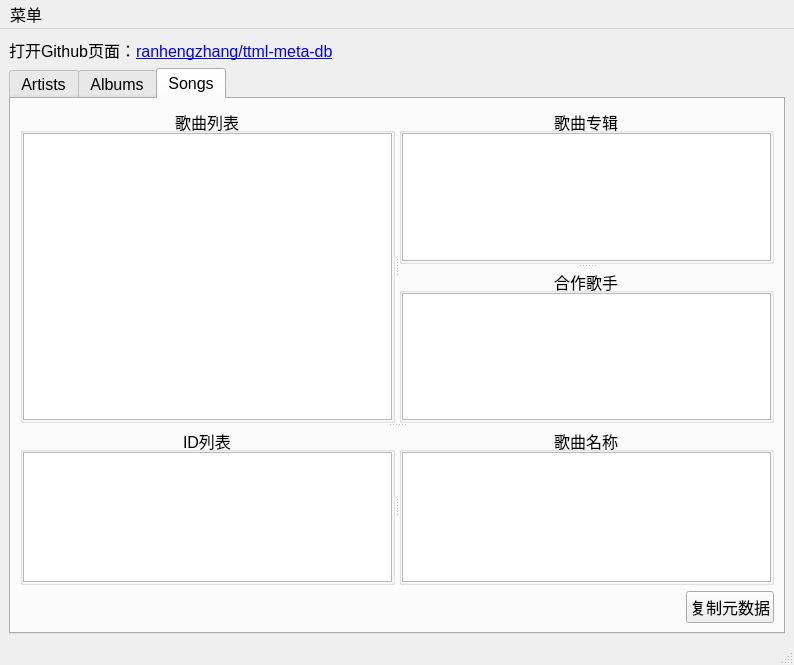
Old version of the form mainwindow.ui in the repository ranhengzhang/ttml-meta-db.
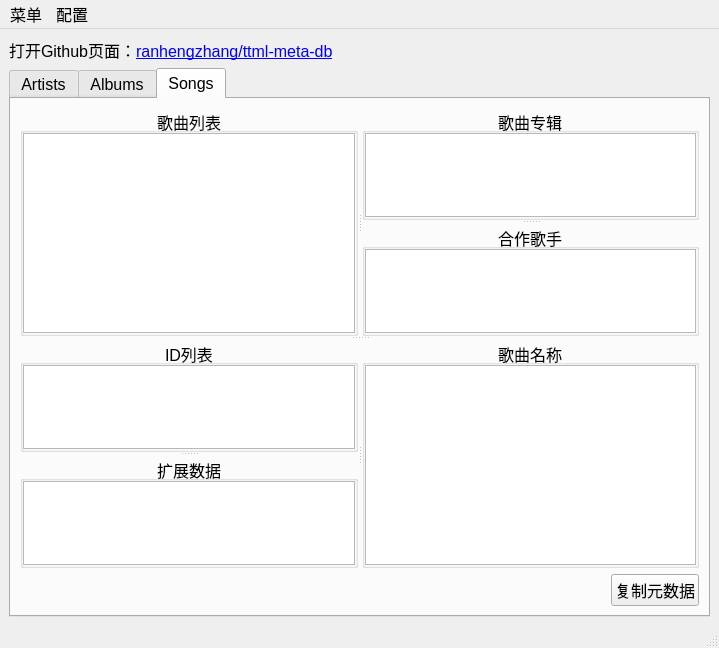
New version of the form. The open tabs and pages were chosen to show the change.

The edit to the form file:
```diff
--- a/mainwindow.ui
+++ b/mainwindow.ui
@@ -6,8 +6,8 @@
    <rect>
     <x>0</x>
     <y>0</y>
-    <width>794</width>
-    <height>665</height>
+    <width>719</width>
+    <height>648</height>
    </rect>
   </property>
   <property name="windowTitle">
@@ -240,32 +240,8 @@
         <string>Songs</string>
        </attribute>
        <layout class="QGridLayout" name="gridLayout_14">
-        <item row="2" column="0">
-         <layout class="QHBoxLayout" name="horizontalLayout">
-          <item>
-           <spacer name="horizontalSpacer">
-            <property name="orientation">
-             <enum>Qt::Horizontal</enum>
-            </property>
-            <property name="sizeHint" stdset="0">
-             <size>
-              <width>40</width>
-              <height>20</height>
-             </size>
-            </property>
-           </spacer>
-          </item>
-          <item>
-           <widget class="QPushButton" name="copy_meta">
-            <property name="text">
-             <string>复制元数据</string>
-            </property>
-           </widget>
-          </item>
-         </layout>
-        </item>
-        <item row="1" column="0">
-         <widget class="QSplitter" name="splitter_7">
+        <item row="0" column="0">
+         <widget class="QSplitter" name="splitter_9">
           <property name="orientation">
            <enum>Qt::Vertical</enum>
           </property>
@@ -354,9 +330,13 @@
             </widget>
            </widget>
           </widget>
+          <widget class="QSplitter" name="splitter_7">
+           <property name="orientation">
+            <enum>Qt::Horizontal</enum>
+           </property>
           <widget class="QSplitter" name="splitter_4">
            <property name="orientation">
-            <enum>Qt::Horizontal</enum>
+             <enum>Qt::Vertical</enum>
            </property>
            <widget class="QGroupBox" name="groupBox_10">
             <property name="title">
@@ -380,6 +360,12 @@
              </property>
              <item row="0" column="0">
               <widget class="QTableView" name="track_id">
+                <property name="font">
+                 <font>
+                  <family>新宋体</family>
+                  <pointsize>12</pointsize>
+                 </font>
+                </property>
                <property name="cornerButtonEnabled">
                 <bool>true</bool>
                </property>
@@ -387,6 +373,39 @@
              </item>
             </layout>
            </widget>
+            <widget class="QGroupBox" name="groupBox_12">
+             <property name="title">
+              <string>扩展数据</string>
+             </property>
+             <property name="alignment">
+              <set>Qt::AlignCenter</set>
+             </property>
+             <layout class="QGridLayout" name="gridLayout_16">
+              <property name="leftMargin">
+               <number>0</number>
+              </property>
+              <property name="topMargin">
+               <number>0</number>
+              </property>
+              <property name="rightMargin">
+               <number>0</number>
+              </property>
+              <property name="bottomMargin">
+               <number>0</number>
+              </property>
+              <item row="0" column="0">
+               <widget class="QTableView" name="extra_meta">
+                <property name="font">
+                 <font>
+                  <family>新宋体</family>
+                  <pointsize>12</pointsize>
+                 </font>
+                </property>
+               </widget>
+              </item>
+             </layout>
+            </widget>
+           </widget>
            <widget class="QGroupBox" name="groupBox_7">
             <property name="title">
              <string>歌曲名称</string>
@@ -415,6 +434,30 @@
           </widget>
          </widget>
         </item>
+        <item row="1" column="0">
+         <layout class="QHBoxLayout" name="horizontalLayout">
+          <item>
+           <spacer name="horizontalSpacer">
+            <property name="orientation">
+             <enum>Qt::Horizontal</enum>
+            </property>
+            <property name="sizeHint" stdset="0">
+             <size>
+              <width>40</width>
+              <height>20</height>
+             </size>
+            </property>
+           </spacer>
+          </item>
+          <item>
+           <widget class="QPushButton" name="copy_meta">
+            <property name="text">
+             <string>复制元数据</string>
+            </property>
+           </widget>
+          </item>
+         </layout>
+        </item>
        </layout>
       </widget>
      </widget>
@@ -426,7 +469,7 @@
     <rect>
      <x>0</x>
      <y>0</y>
-     <width>794</width>
+     <width>719</width>
      <height>26</height>
     </rect>
    </property>
@@ -443,7 +486,14 @@
     <addaction name="actionSave"/>
     <addaction name="actionSaveAs"/>
    </widget>
+   <widget class="QMenu" name="config">
+    <property name="title">
+     <string>配置</string>
+    </property>
+    <addaction name="actionCookie"/>
+   </widget>
    <addaction name="menu"/>
+   <addaction name="config"/>
   </widget>
   <widget class="QStatusBar" name="statusbar"/>
   <action name="actionOpen">
```
Left out of the diff: 7 changed lines with no effect on the pictures. Lines whose indentation alone changed are shown as unchanged.
